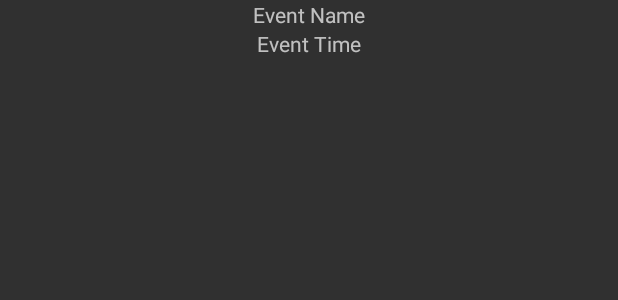
After one commit to pferner710/ClassScheduleAIT, an Android app: the layout event_row_item.xml on its own in the app's theme, with its tools: preview values and no code run, on a phone screen of 412 x 824 dp. The commit adds this screen. Shown: the top 300 px of the screen. Run offline under Robolectric (Android 15) with nearby library versions, the phone set to English and light mode, and no system bars.

Commit message:
day item xml

```diff
--- /dev/null
+++ b/app/src/main/res/layout/event_row_item.xml
@@ -0,0 +1,23 @@
+<?xml version="1.0" encoding="utf-8"?>
+<LinearLayout xmlns:android="http://schemas.android.com/apk/res/android"
+    android:orientation="vertical" android:layout_width="match_parent"
+    android:layout_height="match_parent">
+
+    <TextView
+        android:layout_width="wrap_content"
+        android:layout_height="wrap_content"
+        android:layout_gravity="center"
+        android:hint="Event Name"
+        android:id="@+id/etEventName"
+        />
+
+    <TextView
+        android:layout_width="wrap_content"
+        android:layout_height="wrap_content"
+        android:hint="Event Time"
+        android:id="@+id/etEventTime"
+        android:layout_gravity="center"
+        />
+
+
+</LinearLayout>
```
Also changed, not shown: app/src/main/java/com/example/michaeldruyan/classscheduleait/MainActivity.java (+0 -8 lines).
